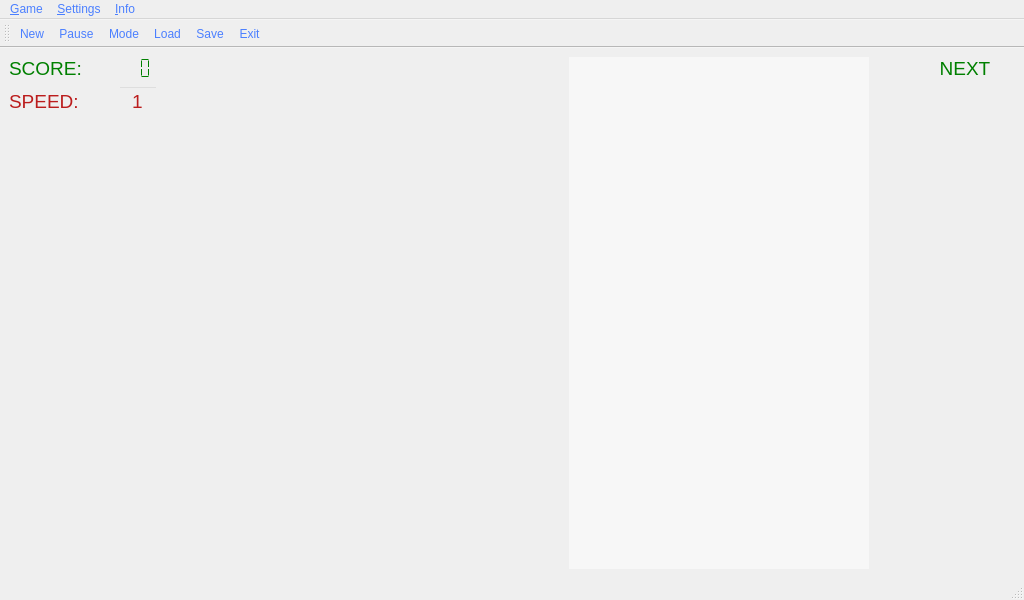
VladTrubin/Games, file MyTetris/mainwindow.ui: the form before one commit.
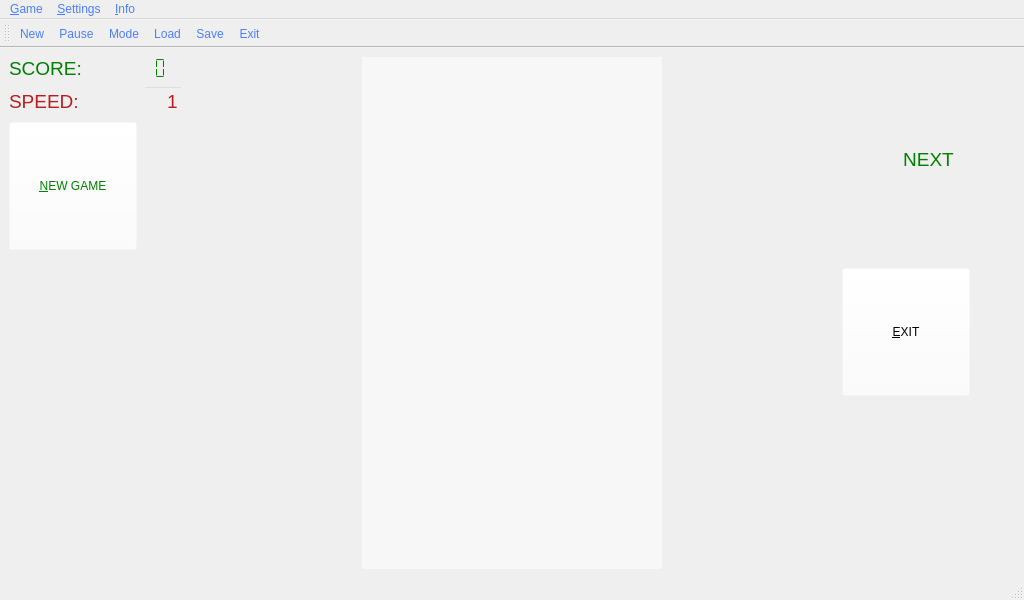
The form after the commit. Icons and pictures are not drawn. Custom widgets are drawn as their Qt base class.

What changed in the file:
```diff
--- a/MyTetris/mainwindow.ui
+++ b/MyTetris/mainwindow.ui
@@ -10,6 +10,18 @@
     <height>600</height>
    </rect>
   </property>
+  <property name="sizePolicy">
+   <sizepolicy hsizetype="Fixed" vsizetype="Fixed">
+    <horstretch>0</horstretch>
+    <verstretch>0</verstretch>
+   </sizepolicy>
+  </property>
+  <property name="maximumSize">
+   <size>
+    <width>1024</width>
+    <height>615</height>
+   </size>
+  </property>
   <property name="windowTitle">
    <string>MyTetris</string>
   </property>
@@ -25,6 +37,12 @@
 color: #4B7FFF;</string>
   </property>
   <widget class="QWidget" name="centralwidget">
+   <property name="sizePolicy">
+    <sizepolicy hsizetype="Fixed" vsizetype="Fixed">
+     <horstretch>0</horstretch>
+     <verstretch>0</verstretch>
+    </sizepolicy>
+   </property>
    <property name="font">
     <font>
      <pointsize>14</pointsize>
@@ -34,8 +52,21 @@
     <string notr="true">	background: rgba(255, 255, 255, 0.0);;
 	color:green;</string>
    </property>
-   <layout class="QGridLayout" name="gridLayout" columnstretch="0,1,0,0,0">
-    <item row="2" column="0">
+   <layout class="QGridLayout" name="gridLayout" columnstretch="0,0,0,0,0">
+    <item row="0" column="3">
+     <spacer name="horizontalSpacer_4">
+      <property name="orientation">
+       <enum>Qt::Horizontal</enum>
+      </property>
+      <property name="sizeHint" stdset="0">
+       <size>
+        <width>40</width>
+        <height>20</height>
+       </size>
+      </property>
+     </spacer>
+    </item>
+    <item row="4" column="0" rowspan="4">
      <spacer name="verticalSpacer">
       <property name="orientation">
        <enum>Qt::Vertical</enum>
@@ -48,79 +79,42 @@
       </property>
      </spacer>
     </item>
-    <item row="0" column="2" rowspan="3">
-     <widget class="SceneView" name="sceneView" native="true">
+    <item row="2" column="0" rowspan="2">
+     <widget class="QPushButton" name="NewGame">
+      <property name="sizePolicy">
+       <sizepolicy hsizetype="Fixed" vsizetype="Fixed">
+        <horstretch>0</horstretch>
+        <verstretch>0</verstretch>
+       </sizepolicy>
+      </property>
       <property name="minimumSize">
        <size>
-        <width>300</width>
-        <height>400</height>
+        <width>128</width>
+        <height>128</height>
        </size>
       </property>
-      <property name="focusPolicy">
-       <enum>Qt::StrongFocus</enum>
+      <property name="autoFillBackground">
+       <bool>false</bool>
       </property>
       <property name="styleSheet">
-       <string notr="true">	background: rgba(255, 255, 255, 0.5);
-	color:green;</string>
+       <string notr="true">QPushButton{ background-image: url(:/Images/Images/start.png); }
+QPushButton:hover{ background-image: url(:/Images/Images/startHover.png); }
+QPushButton:pressed{ background-image: url(:/Images/Images/startPressed.png); }
+</string>
       </property>
-      <property name="rows" stdset="0">
-       <UInt>30</UInt>
+      <property name="text">
+       <string>&amp;NEW GAME</string>
       </property>
-      <property name="columns" stdset="0">
-       <UInt>30</UInt>
+      <property name="iconSize">
+       <size>
+        <width>80</width>
+        <height>80</height>
+       </size>
       </property>
      </widget>
     </item>
-    <item row="0" column="4" rowspan="3">
-     <layout class="QVBoxLayout" name="rightVLay">
-      <item>
-       <widget class="QLabel" name="nextStr">
-        <property name="font">
-         <font>
-          <pointsize>14</pointsize>
-         </font>
-        </property>
-        <property name="toolTip">
-         <string>next figure</string>
-        </property>
-        <property name="styleSheet">
-         <string notr="true"/>
-        </property>
-        <property name="text">
-         <string>NEXT</string>
-        </property>
-        <property name="alignment">
-         <set>Qt::AlignCenter</set>
-        </property>
-       </widget>
-      </item>
-      <item>
-       <widget class="QWidget" name="nextFig" native="true">
-        <property name="minimumSize">
-         <size>
-          <width>100</width>
-          <height>150</height>
-         </size>
-        </property>
-       </widget>
-      </item>
-      <item>
-       <spacer name="verticalSpacer_2">
-        <property name="orientation">
-         <enum>Qt::Vertical</enum>
-        </property>
-        <property name="sizeHint" stdset="0">
-         <size>
-          <width>20</width>
-          <height>40</height>
-         </size>
-        </property>
-       </spacer>
-      </item>
-     </layout>
-    </item>
-    <item row="2" column="3">
-     <spacer name="horizontalSpacer_2">
+    <item row="8" column="0">
+     <spacer name="horizontalSpacer">
       <property name="orientation">
        <enum>Qt::Horizontal</enum>
       </property>
@@ -167,8 +161,45 @@
       </item>
      </layout>
     </item>
-    <item row="2" column="1">
-     <spacer name="horizontalSpacer">
+    <item row="0" column="4" rowspan="6">
+     <layout class="QVBoxLayout" name="rightVLay">
+      <item>
+       <widget class="QLabel" name="nextStr">
+        <property name="sizePolicy">
+         <sizepolicy hsizetype="Preferred" vsizetype="Fixed">
+          <horstretch>0</horstretch>
+          <verstretch>0</verstretch>
+         </sizepolicy>
+        </property>
+        <property name="minimumSize">
+         <size>
+          <width>100</width>
+          <height>0</height>
+         </size>
+        </property>
+        <property name="font">
+         <font>
+          <pointsize>14</pointsize>
+         </font>
+        </property>
+        <property name="toolTip">
+         <string>next figure</string>
+        </property>
+        <property name="styleSheet">
+         <string notr="true"/>
+        </property>
+        <property name="text">
+         <string>NEXT</string>
+        </property>
+        <property name="alignment">
+         <set>Qt::AlignCenter</set>
+        </property>
+       </widget>
+      </item>
+     </layout>
+    </item>
+    <item row="0" column="1">
+     <spacer name="horizontalSpacer_2">
       <property name="orientation">
        <enum>Qt::Horizontal</enum>
       </property>
@@ -251,7 +282,7 @@
          <number>1</number>
         </property>
         <property name="alignment">
-         <set>Qt::AlignCenter</set>
+         <set>Qt::AlignRight|Qt::AlignTrailing|Qt::AlignVCenter</set>
         </property>
         <property name="placeholderText">
          <string>1</string>
@@ -260,6 +291,90 @@
       </item>
      </layout>
     </item>
+    <item row="8" column="4">
+     <spacer name="horizontalSpacer_3">
+      <property name="orientation">
+       <enum>Qt::Horizontal</enum>
+      </property>
+      <property name="sizeHint" stdset="0">
+       <size>
+        <width>40</width>
+        <height>20</height>
+       </size>
+      </property>
+     </spacer>
+    </item>
+    <item row="0" column="2" rowspan="9">
+     <widget class="SceneView" name="sceneView" native="true">
+      <property name="minimumSize">
+       <size>
+        <width>300</width>
+        <height>400</height>
+       </size>
+      </property>
+      <property name="focusPolicy">
+       <enum>Qt::StrongFocus</enum>
+      </property>
+      <property name="styleSheet">
+       <string notr="true">	background: rgba(255, 255, 255, 0.5);
+	color:green;</string>
+      </property>
+      <property name="rows" stdset="0">
+       <UInt>10</UInt>
+      </property>
+      <property name="columns" stdset="0">
+       <UInt>10</UInt>
+      </property>
+     </widget>
+    </item>
+    <item row="7" column="4">
+     <spacer name="verticalSpacer_2">
+      <property name="orientation">
+       <enum>Qt::Vertical</enum>
+      </property>
+      <property name="sizeHint" stdset="0">
+       <size>
+        <width>20</width>
+        <height>40</height>
+       </size>
+      </property>
+     </spacer>
+    </item>
+    <item row="6" column="4">
+     <widget class="QPushButton" name="Exit">
+      <property name="sizePolicy">
+       <sizepolicy hsizetype="Fixed" vsizetype="Fixed">
+        <horstretch>0</horstretch>
+        <verstretch>0</verstretch>
+       </sizepolicy>
+      </property>
+      <property name="minimumSize">
+       <size>
+        <width>128</width>
+        <height>128</height>
+       </size>
+      </property>
+      <property name="autoFillBackground">
+       <bool>false</bool>
+      </property>
+      <property name="styleSheet">
+       <string notr="true">QPushButton#Exit{ background-image: url(:/Images/Images/exitM.png); }
+QPushButton#Exit:hover{ background-image: url(:/Images/Images/exitMHover.png); }
+QPushButton#Exit:pressed{ background-image: url(:/Images/Images/exitMPressed.png); }
+QPushButton#Exit{color: black;}
+</string>
+      </property>
+      <property name="text">
+       <string>&amp;EXIT</string>
+      </property>
+      <property name="iconSize">
+       <size>
+        <width>80</width>
+        <height>80</height>
+       </size>
+      </property>
+     </widget>
+    </item>
    </layout>
   </widget>
   <widget class="QMenuBar" name="menubar">
```
Left out of the diff: 17 changed lines with no effect on the pictures.
